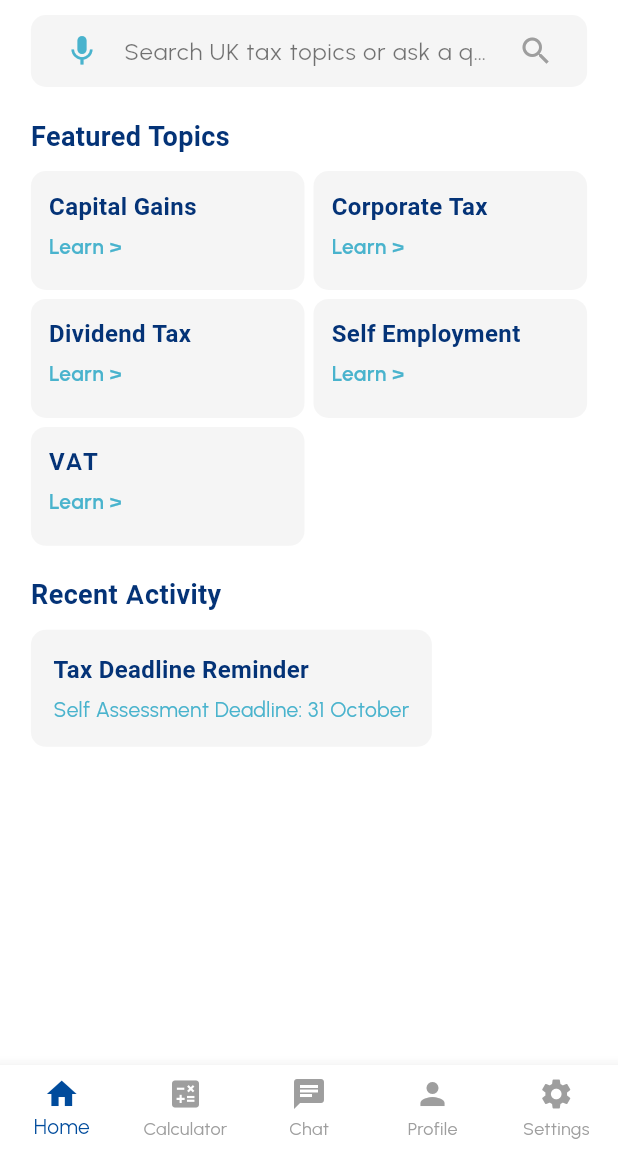
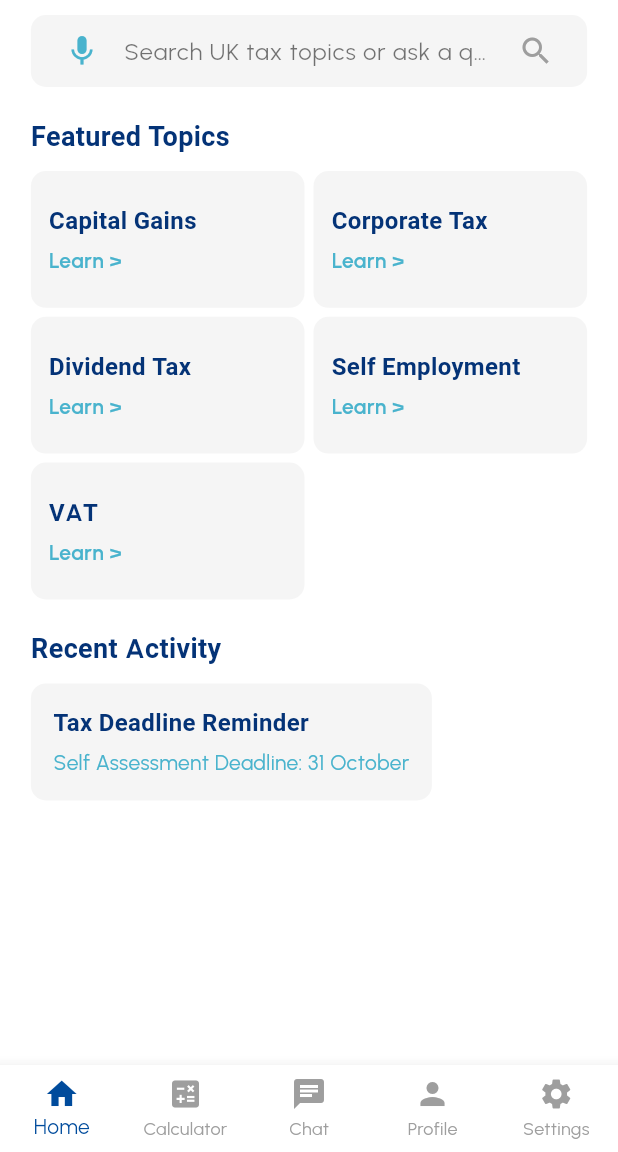
Before and after one commit to leohmq12/taxbuddy, a Flutter app: the HomeScreen screen opened by its route, on a phone screen of 412 x 824 dp, the part 84-1236 px from its top. Run offline on Flutter 3.47's test engine with Material 3 defaults, Android fonts, the phone set to English and light mode, and no system bars; our stand-ins replace audioplayers, firebase_auth, firebase_core, flutter_dotenv, flutter_tts, google_fonts and 1 more; accounts and stored records are empty.

Commit message:
alignment issues fixed.

```diff
--- a/lib/screens/splash_screens/home.dart
+++ b/lib/screens/splash_screens/home.dart
@@ -351,7 +351,7 @@ class HomeContent extends StatelessWidget {
         crossAxisCount: 2,
         crossAxisSpacing: 6,
         mainAxisSpacing: 6,
-        childAspectRatio: 2.3,
+        childAspectRatio: 2.0,
       ),
       itemCount: topics.length,
       itemBuilder: (context, index) {
@@ -374,11 +374,11 @@ class HomeContent extends StatelessWidget {
 
   Widget _buildTopicCard(BuildContext context, String title, bool isDarkMode) {
     return GestureDetector(
-      onTap: () =>
-          Navigator.push(
+      onTap: () => Navigator.push(
         context,
         MaterialPageRoute(
-                builder: (context) => TaxAssistantScreen(topic: title)),
+          builder: (context) => TaxAssistantScreen(topic: title),
+        ),
       ),
       child: Container(
         width: 140,
@@ -386,21 +386,26 @@ class HomeContent extends StatelessWidget {
         padding: const EdgeInsets.all(12),
         alignment: Alignment.topLeft,
         decoration: BoxDecoration(
-          color: Theme
-              .of(context)
-              .cardColor,
+          color: Theme.of(context).cardColor,
           borderRadius: BorderRadius.circular(10),
         ),
         child: Column(
           crossAxisAlignment: CrossAxisAlignment.start,
+          mainAxisAlignment: MainAxisAlignment.center,
           children: [
-            Text(
+            FittedBox(
+              fit: BoxFit.scaleDown,
+              alignment: Alignment.centerLeft,
+              child: Text(
                 title,
                 style: TextStyle(
                   fontSize: 16,
                   fontWeight: FontWeight.bold,
                   fontFamily: 'OakSans',
                   color: isDarkMode ? Colors.white : const Color(0xFF043377),
+                ),
+                maxLines: 1,
+                overflow: TextOverflow.ellipsis,
               ),
             ),
             const SizedBox(height: 5),
@@ -417,6 +422,7 @@ class HomeContent extends StatelessWidget {
       ),
     );
   }
+
 
   Widget _buildRecentActivityCard(BuildContext context, bool isDarkMode) {
     Future<void> _openTaxDeadlineInfo() async {
```
Lines whose indentation alone changed are shown as unchanged.
